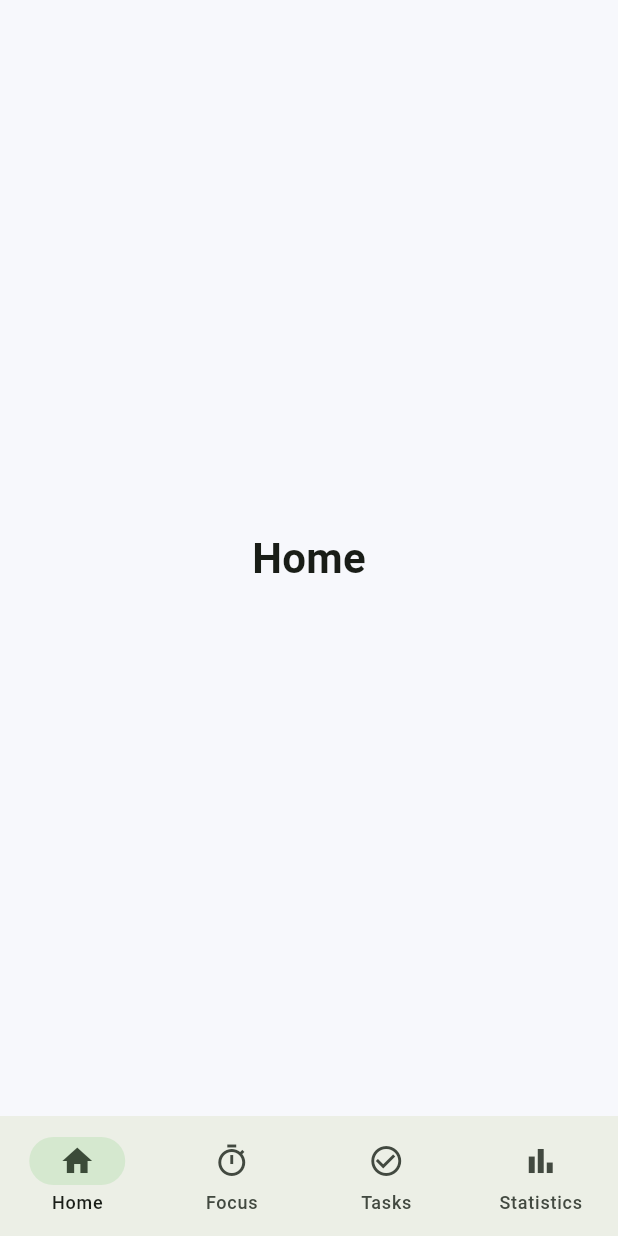
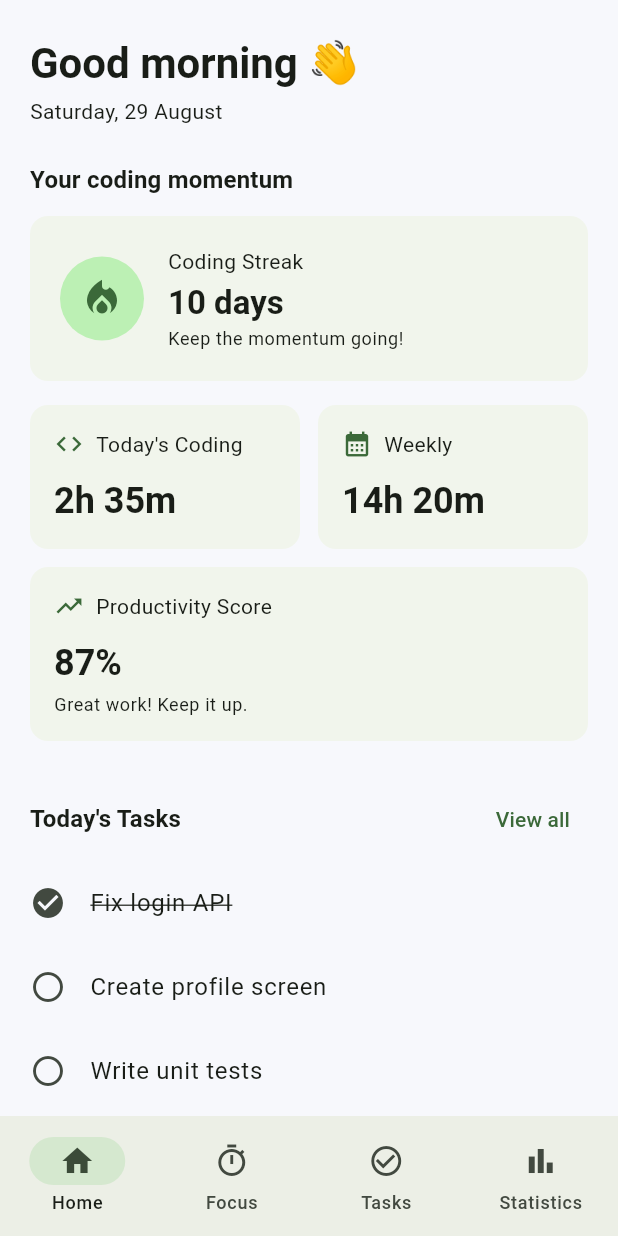
Before and after one commit to mayankahuja-pro/code_flux, a Flutter app: the screen it shows after launch, on a phone screen of 412 x 824 dp. Run offline on Flutter 3.47's test engine with Material 3 defaults, Android fonts, the phone set to English and light mode, and no system bars.

Commit message:
Add initial models, widgets, and home screen layout
- Implement `CodingSession` and `Task` models.
- Create `CodingStreak`, `StatCard`, and `TaskTile` widgets.
- Update `HomeScreen` to display tasks and coding statistics.
- Add mock data and utility methods for greeting and formatting.
- Include `.gitignore` entries for environment files and widget preview.
- Introduce `devtools_options.yaml` for DevTools configuration.

```diff
--- /dev/null
+++ b/devtools_options.yaml
@@ -0,0 +1,3 @@
+description: This file stores settings for Dart & Flutter DevTools.
+documentation: https://docs.flutter.dev/tools/devtools/extensions#configure-extension-enablement-states
+extensions:
--- a/lib/models/coding_session.dart
+++ b/lib/models/coding_session.dart
@@ -0,0 +1,13 @@
+class CodingSession {
+  final String id;
+  final DateTime startTime;
+  final DateTime endTime;
+  final int durationMinutes;
+
+  const CodingSession({
+    required this.id,
+    required this.startTime,
+    required this.endTime,
+    required this.durationMinutes,
+  });
+}
--- a/lib/models/task.dart
+++ b/lib/models/task.dart
@@ -0,0 +1,13 @@
+class Task {
+  final String id;
+  final String title;
+  final bool isCompleted;
+  final DateTime createdAt;
+
+  const Task({
+    required this.id,
+    required this.title,
+    required this.isCompleted,
+    required this.createdAt,
+  });
+}
--- a/lib/screens/home_screen.dart
+++ b/lib/screens/home_screen.dart
@@ -1,18 +1,197 @@
 import 'package:flutter/material.dart';
+import 'package:intl/intl.dart';
+
+import '../models/task.dart';
+import '../utils/constants.dart';
+import '../widgets/coding_streak.dart';
+import '../widgets/stat_card.dart';
+import '../widgets/task_tile.dart';
 
 class HomeScreen extends StatelessWidget {
   const HomeScreen({super.key});
 
   @override
   Widget build(BuildContext context) {
-    return const Center(
-      child: Text(
-        'Home',
-        style: TextStyle(
-          fontSize: 28,
-          fontWeight: FontWeight.bold,
-        ),
+    final today = DateFormat('EEEE, d MMMM').format(DateTime.now());
+
+    final tasks = [
+      Task(
+        id: '1',
+        title: 'Fix login API',
+        isCompleted: true,
+        createdAt: DateTime.now(),
+      ),
+      Task(
+        id: '2',
+        title: 'Create profile screen',
+        isCompleted: false,
+        createdAt: DateTime.now(),
+      ),
+      Task(
+        id: '3',
+        title: 'Write unit tests',
+        isCompleted: false,
+        createdAt: DateTime.now(),
+      ),
+      Task(
+        id: '4',
+        title: 'Review Flutter architecture',
+        isCompleted: false,
+        createdAt: DateTime.now(),
+      ),
+    ];
+
+    return SafeArea(
+      child: CustomScrollView(
+        slivers: [
+          SliverPadding(
+            padding: const EdgeInsets.fromLTRB(20, 24, 20, 32),
+            sliver: SliverList(
+              delegate: SliverChildListDelegate(
+                [
+                  Text(
+                    _getGreeting(),
+                    style: Theme.of(context).textTheme.headlineMedium?.copyWith(
+                          fontWeight: FontWeight.bold,
+                        ),
+                  ),
+                  const SizedBox(height: 4),
+                  Text(
+                    today,
+                    style: Theme.of(context).textTheme.bodyMedium,
+                  ),
+
+                  const SizedBox(height: 24),
+
+                  Text(
+                    'Your coding momentum',
+                    style: Theme.of(context).textTheme.titleMedium?.copyWith(
+                          fontWeight: FontWeight.w600,
+                        ),
+                  ),
+
+                  const SizedBox(height: 12),
+
+                  CodingStreak(
+                    streak: AppConstants.mockStreak,
+                  ),
+
+                  const SizedBox(height: 16),
+
+                  Row(
+                    children: [
+                      Expanded(
+                        child: StatCard(
+                          title: "Today's Coding",
+                          value: _formatMinutes(
+                            AppConstants.mockTodayMinutes,
+                          ),
+                          icon: Icons.code,
+                        ),
+                      ),
+                      const SizedBox(width: 12),
+                      Expanded(
+                        child: StatCard(
+                          title: 'Weekly',
+                          value: _formatMinutes(
+                            AppConstants.mockWeeklyMinutes,
+                          ),
+                          icon: Icons.calendar_month,
+                        ),
+                      ),
+                      // const SizedBox(width: 12),
+                      // Expanded(
+                      //   child: StatCard(
+                      //     title: 'done Sessions',
+                      //     value:  12.toString(),
+                      //     icon: Icons.checklist_rounded,
+                      //   ),
+                      // ),
+
+                    ],
+                  ),
+
+                  const SizedBox(height: 12),
+
+                  StatCard(
+                    title: 'Productivity Score',
+                    value: '${AppConstants.mockProductivityScore}%',
+                    icon: Icons.trending_up,
+                    subtitle: 'Great work! Keep it up.',
+                  ),
+
+                  const SizedBox(height: 28),
+
+                  Row(
+                    mainAxisAlignment: MainAxisAlignment.spaceBetween,
+                    children: [
+                      Text(
+                        "Today's Tasks",
+                        style:
+                            Theme.of(context).textTheme.titleMedium?.copyWith(
+                                  fontWeight: FontWeight.w600,
+                                ),
+                      ),
+                      TextButton(
+                        onPressed: () {},
+                        child: const Text('View all'),
+                      ),
+                    ],
+                  ),
+
+                  const SizedBox(height: 4),
+
+                  ...tasks.map(
+                    (task) => TaskTile(task: task),
+                  ),
+
+                  const SizedBox(height: 20),
+
+                  SizedBox(
+                    height: 52,
+                    child: FilledButton.icon(
+                      onPressed: () {},
+                      icon: const Icon(Icons.timer),
+                      label: const Text(
+                        'Start Focus',
+                        style: TextStyle(
+                          fontSize: 16,
+                          fontWeight: FontWeight.w600,
+                        ),
+                      ),
+                    ),
+                  ),
+                ],
+              ),
+            ),
+          ),
+        ],
       ),
     );
   }
+
+  String _getGreeting() {
+    final hour = DateTime.now().hour;
+
+    if (hour < 12) {
+      return 'Good morning 👋';
+    }
+
+    if (hour < 17) {
+      return 'Good afternoon 👋';
+    }
+
+    return 'Good evening 👋';
+  }
+
+  String _formatMinutes(int minutes) {
+    final hours = minutes ~/ 60;
+    final remainingMinutes = minutes % 60;
+
+    if (hours == 0) {
+      return '${remainingMinutes}m';
+    }
+
+    return '${hours}h ${remainingMinutes}m';
+  }
 }
--- a/lib/utils/constants.dart
+++ b/lib/utils/constants.dart
@@ -0,0 +1,10 @@
+class AppConstants {
+  static const String appName = 'CodeFlux';
+
+  static const int focusDurationMinutes = 25;
+
+  static const int mockStreak = 10;
+  static const int mockTodayMinutes = 155;
+  static const int mockWeeklyMinutes = 860;
+  static const int mockProductivityScore = 87;
+}
--- a/lib/widgets/coding_streak.dart
+++ b/lib/widgets/coding_streak.dart
@@ -0,0 +1,62 @@
+import 'package:flutter/material.dart';
+
+class CodingStreak extends StatelessWidget {
+  final int streak;
+
+  const CodingStreak({
+    super.key,
+    required this.streak,
+  });
+
+  @override
+  Widget build(BuildContext context) {
+    final colorScheme = Theme.of(context).colorScheme;
+
+    return Card(
+      child: Padding(
+        padding: const EdgeInsets.all(20),
+        child: Row(
+          children: [
+            Container(
+              width: 56,
+              height: 56,
+              decoration: BoxDecoration(
+                color: colorScheme.primaryContainer,
+                shape: BoxShape.circle,
+              ),
+              child: Icon(
+                Icons.local_fire_department,
+                color: colorScheme.primary,
+                size: 30,
+              ),
+            ),
+            const SizedBox(width: 16),
+            Expanded(
+              child: Column(
+                crossAxisAlignment: CrossAxisAlignment.start,
+                children: [
+                  Text(
+                    'Coding Streak',
+                    style: Theme.of(context).textTheme.bodyMedium,
+                  ),
+                  const SizedBox(height: 4),
+                  Text(
+                    '$streak days',
+                    style: Theme.of(context).textTheme.titleLarge?.copyWith(
+                          fontWeight: FontWeight.bold,
+                        ),
+                  ),
+                  const SizedBox(height: 2),
+                  Text(
+                    'Keep the momentum going!',
+                    style: Theme.of(context).textTheme.bodySmall,
+                  ),
+                ],
+              ),
+            ),
+          ],
+        ),
+      ),
+    );
+  }
+}
--- a/lib/widgets/stat_card.dart
+++ b/lib/widgets/stat_card.dart
@@ -0,0 +1,62 @@
+import 'package:flutter/material.dart';
+
+class StatCard extends StatelessWidget {
+  final String title;
+  final String value;
+  final IconData icon;
+  final String? subtitle;
+
+  const StatCard({
+    super.key,
+    required this.title,
+    required this.value,
+    required this.icon,
+    this.subtitle,
+  });
+
+  @override
+  Widget build(BuildContext context) {
+    final colorScheme = Theme.of(context).colorScheme;
+
+    return Card(
+      child: Padding(
+        padding: const EdgeInsets.all(16),
+        child: Column(
+          crossAxisAlignment: CrossAxisAlignment.start,
+          children: [
+            Row(
+              children: [
+                Icon(
+                  icon,
+                  size: 20,
+                  color: colorScheme.primary,
+                ),
+                const SizedBox(width: 8),
+                Expanded(
+                  child: Text(
+                    title,
+                    style: Theme.of(context).textTheme.bodyMedium,
+                  ),
+                ),
+              ],
+            ),
+            const SizedBox(height: 12),
+            Text(
+              value,
+              style: Theme.of(context).textTheme.headlineSmall?.copyWith(
+                    fontWeight: FontWeight.bold,
+                  ),
+            ),
+            if (subtitle != null) ...[
+              const SizedBox(height: 4),
+              Text(
+                subtitle!,
+                style: Theme.of(context).textTheme.bodySmall,
+              ),
+            ],
+          ],
+        ),
+      ),
+    );
+  }
+}
--- a/lib/widgets/task_tile.dart
+++ b/lib/widgets/task_tile.dart
@@ -0,0 +1,32 @@
+import 'package:flutter/material.dart';
+
+import '../models/task.dart';
+
+class TaskTile extends StatelessWidget {
+  final Task task;
+
+  const TaskTile({
+    super.key,
+    required this.task,
+  });
+
+  @override
+  Widget build(BuildContext context) {
+    return ListTile(
+      contentPadding: EdgeInsets.zero,
+      leading: Icon(
+        task.isCompleted
+            ? Icons.check_circle
+            : Icons.radio_button_unchecked,
+      ),
+      title: Text(
+        task.title,
+        style: TextStyle(
+          decoration: task.isCompleted
+              ? TextDecoration.lineThrough
+              : TextDecoration.none,
+        ),
+      ),
+    );
+  }
+}
```
Also changed, not shown: 1 other file.
